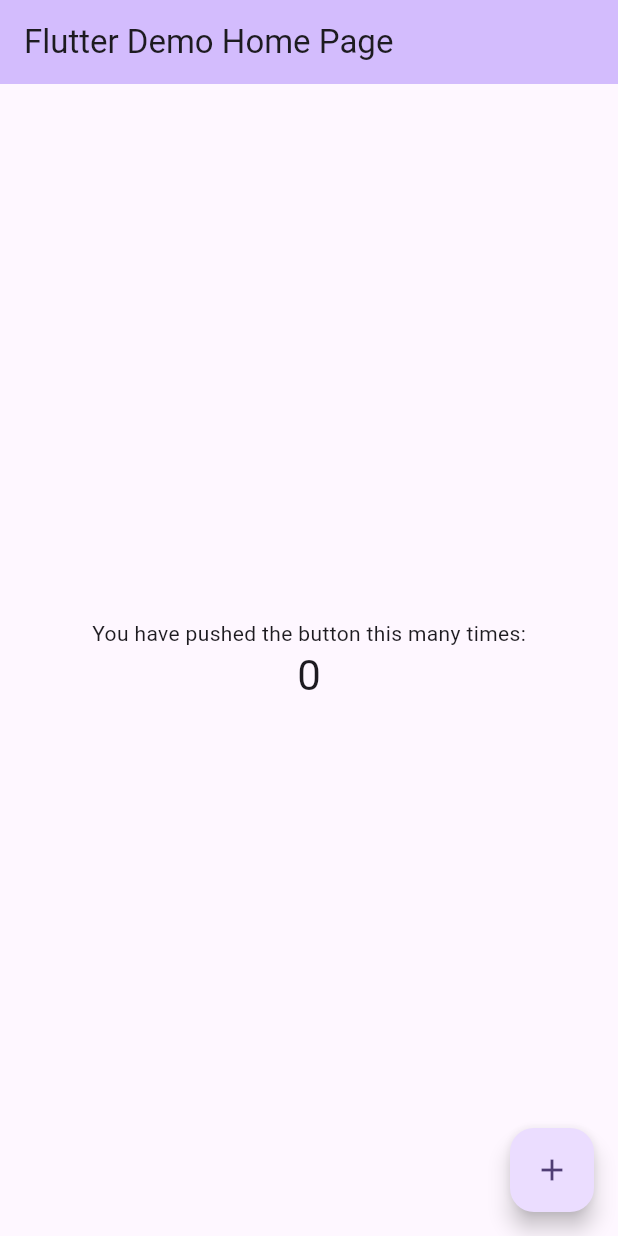
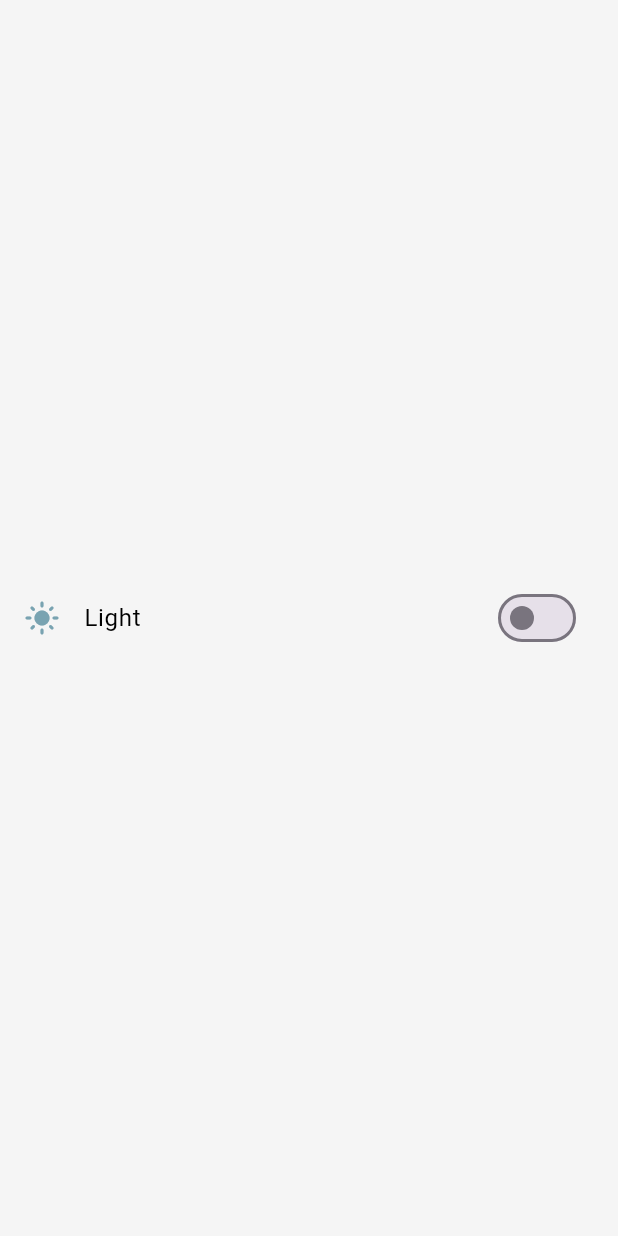
Before and after one commit to nggiahuy09/news_app, a Flutter app: the screen it shows after launch, on a phone screen of 412 x 824 dp. Run offline on Flutter 3.47's test engine with Material 3 defaults, Android fonts, the phone set to English and light mode, and no system bars; our stand-ins replace shared_preferences.

Commit message:
add folder structure and switch theme

```diff
--- /dev/null
+++ b/lib/consts/global_colors.dart
@@ -0,0 +1,15 @@
+import 'package:flutter/material.dart';
+
+// Light theme
+Color lightScaffoldColor = const Color(0xFFF5F5F5);
+Color lightCardColor = const Color(0xFFFfFFFf); //F0FFFF
+Color lightBackgroundColor = const Color(0xFFD0E8F2);
+Color lightIconsColor = const Color(0xFF79A3B1);
+Color lightTextColor = Colors.black;
+
+// Dark theme
+Color darkScaffoldColor = const Color(0xFF1A1A2E);
+Color darkCardColor = const Color(0xFF001429);
+Color darkBackgroundColor = const Color(0xFF0F3460);
+Color darkIconsColor = const Color(0xFFE94560);
+Color darkTextColor = Colors.white;
--- /dev/null
+++ b/lib/consts/theme_data.dart
@@ -0,0 +1,29 @@
+import 'package:flutter/material.dart';
+import 'global_colors.dart';
+
+class Styles {
+  static ThemeData themeData(bool isDarkTheme, BuildContext context) {
+    return ThemeData(
+      scaffoldBackgroundColor:
+          isDarkTheme ? darkScaffoldColor : lightScaffoldColor,
+      primaryColor: isDarkTheme ? darkCardColor : lightCardColor,
+      // backgroundColor: isDarkTheme ? darkBackgroundColor : lightBackgroundColor,
+      hintColor: isDarkTheme ? Colors.grey.shade400 : Colors.grey.shade700,
+      textSelectionTheme: TextSelectionThemeData(
+        cursorColor: isDarkTheme ? Colors.white : Colors.black,
+        selectionColor: Colors.blue,
+        // selectionHandleColor: Colors.blue,
+      ),
+      textTheme: Theme.of(context).textTheme.apply(
+            bodyColor: isDarkTheme ? Colors.white : Colors.black,
+            displayColor: isDarkTheme ? Colors.white : Colors.black,
+          ),
+      cardColor: isDarkTheme ? darkCardColor : lightCardColor,
+      brightness: isDarkTheme ? Brightness.dark : Brightness.light,
+      colorScheme: ThemeData().colorScheme.copyWith(
+            secondary: isDarkTheme ? darkIconsColor : lightIconsColor,
+            brightness: isDarkTheme ? Brightness.dark : Brightness.light,
+          ),
+    );
+  }
+}
--- a/lib/main.dart
+++ b/lib/main.dart
@@ -1,125 +1,60 @@
+// Packages
 import 'package:flutter/material.dart';
+import 'package:provider/provider.dart';
+// Screens
+import 'screens/home_screen.dart';
+// Const
+import 'consts/theme_data.dart';
+// Providers
+import 'providers/theme_provider.dart';
 
 void main() {
   runApp(const MyApp());
 }
 
-class MyApp extends StatelessWidget {
+class MyApp extends StatefulWidget {
   const MyApp({super.key});
 
-  // This widget is the root of your application.
   @override
-  Widget build(BuildContext context) {
-    return MaterialApp(
-      title: 'Flutter Demo',
-      theme: ThemeData(
-        // This is the theme of your application.
-        //
-        // TRY THIS: Try running your application with "flutter run". You'll see
-        // the application has a purple toolbar. Then, without quitting the app,
-        // try changing the seedColor in the colorScheme below to Colors.green
-        // and then invoke "hot reload" (save your changes or press the "hot
-        // reload" button in a Flutter-supported IDE, or press "r" if you used
-        // the command line to start the app).
-        //
-        // Notice that the counter didn't reset back to zero; the application
-        // state is not lost during the reload. To reset the state, use hot
-        // restart instead.
-        //
-        // This works for code too, not just values: Most code changes can be
-        // tested with just a hot reload.
-        colorScheme: ColorScheme.fromSeed(seedColor: Colors.deepPurple),
-        useMaterial3: true,
-      ),
-      home: const MyHomePage(title: 'Flutter Demo Home Page'),
-    );
-  }
+  State<MyApp> createState() => _MyAppState();
 }
 
-class MyHomePage extends StatefulWidget {
-  const MyHomePage({super.key, required this.title});
-
-  // This widget is the home page of your application. It is stateful, meaning
-  // that it has a State object (defined below) that contains fields that affect
-  // how it looks.
-
-  // This class is the configuration for the state. It holds the values (in this
-  // case the title) provided by the parent (in this case the App widget) and
-  // used by the build method of the State. Fields in a Widget subclass are
-  // always marked "final".
-
-  final String title;
+class _MyAppState extends State<MyApp> {
+  // Need it to access the theme Provider
+  ThemeProvider themeChangeProvider = ThemeProvider();
 
   @override
-  State<MyHomePage> createState() => _MyHomePageState();
-}
+  void initState() {
+    getCurrentAppTheme();
+    super.initState();
+  }
 
-class _MyHomePageState extends State<MyHomePage> {
-  int _counter = 0;
-
-  void _incrementCounter() {
-    setState(() {
-      // This call to setState tells the Flutter framework that something has
-      // changed in this State, which causes it to rerun the build method below
-      // so that the display can reflect the updated values. If we changed
-      // _counter without calling setState(), then the build method would not be
-      // called again, and so nothing would appear to happen.
-      _counter++;
-    });
+  // Fetch the current theme
+  void getCurrentAppTheme() async {
+    themeChangeProvider.setDarkTheme =
+        await themeChangeProvider.darkThemePreferences.getTheme();
   }
 
   @override
   Widget build(BuildContext context) {
-    // This method is rerun every time setState is called, for instance as done
-    // by the _incrementCounter method above.
-    //
-    // The Flutter framework has been optimized to make rerunning build methods
-    // fast, so that you can just rebuild anything that needs updating rather
-    // than having to individually change instances of widgets.
-    return Scaffold(
-      appBar: AppBar(
-        // TRY THIS: Try changing the color here to a specific color (to
-        // Colors.amber, perhaps?) and trigger a hot reload to see the AppBar
-        // change color while the other colors stay the same.
-        backgroundColor: Theme.of(context).colorScheme.inversePrimary,
-        // Here we take the value from the MyHomePage object that was created by
-        // the App.build method, and use it to set our appbar title.
-        title: Text(widget.title),
-      ),
-      body: Center(
-        // Center is a layout widget. It takes a single child and positions it
-        // in the middle of the parent.
-        child: Column(
-          // Column is also a layout widget. It takes a list of children and
-          // arranges them vertically. By default, it sizes itself to fit its
-          // children horizontally, and tries to be as tall as its parent.
-          //
-          // Column has various properties to control how it sizes itself and
-          // how it positions its children. Here we use mainAxisAlignment to
-          // center the children vertically; the main axis here is the vertical
-          // axis because Columns are vertical (the cross axis would be
-          // horizontal).
-          //
-          // TRY THIS: Invoke "debug painting" (choose the "Toggle Debug Paint"
-          // action in the IDE, or press "p" in the console), to see the
-          // wireframe for each widget.
-          mainAxisAlignment: MainAxisAlignment.center,
-          children: <Widget>[
-            const Text(
-              'You have pushed the button this many times:',
-            ),
-            Text(
-              '$_counter',
-              style: Theme.of(context).textTheme.headlineMedium,
-            ),
-          ],
-        ),
-      ),
-      floatingActionButton: FloatingActionButton(
-        onPressed: _incrementCounter,
-        tooltip: 'Increment',
-        child: const Icon(Icons.add),
-      ), // This trailing comma makes auto-formatting nicer for build methods.
+    return MultiProvider(
+      providers: [
+        ChangeNotifierProvider(create: (_) {
+          // Notify about theme changes
+          return themeChangeProvider;
+        }),
+      ],
+      child:
+          //Notify about theme changes
+          Consumer<ThemeProvider>(builder: (context, themeChangeProvider, ch) {
+        return MaterialApp(
+          debugShowCheckedModeBanner: false,
+          title: 'Blog',
+          theme: Styles.themeData(themeChangeProvider.getDarkTheme, context),
+          home: const HomeScreen(),
+          routes: const {},
+        );
+      }),
     );
   }
 }
--- /dev/null
+++ b/lib/providers/theme_provider.dart
@@ -0,0 +1,14 @@
+import 'package:flutter/material.dart';
+import '../services/dark_theme_preferences.dart';
+
+class ThemeProvider with ChangeNotifier {
+  ThemePreferences darkThemePreferences = ThemePreferences();
+  bool _darkTheme = false;
+  bool get getDarkTheme => _darkTheme;
+
+  set setDarkTheme(bool value) {
+    _darkTheme = value;
+    darkThemePreferences.setDarkTheme(value);
+    notifyListeners();
+  }
+}
--- /dev/null
+++ b/lib/screens/home_screen.dart
@@ -0,0 +1,40 @@
+import 'package:flutter/material.dart';
+import 'package:news_app/consts/global_colors.dart';
+import 'package:provider/provider.dart';
+import '../providers/theme_provider.dart';
+
+class HomeScreen extends StatefulWidget {
+  const HomeScreen({super.key});
+
+  @override
+  State<HomeScreen> createState() => _HomeScreenState();
+}
+
+class _HomeScreenState extends State<HomeScreen> {
+  @override
+  Widget build(BuildContext context) {
+    final themeProvider = Provider.of<ThemeProvider>(context);
+    return Scaffold(
+      body: Center(
+        child: SwitchListTile(
+          title: Text(
+            themeProvider.getDarkTheme ? 'Dark' : 'Light',
+            style: TextStyle(
+                color:
+                    themeProvider.getDarkTheme ? darkTextColor : lightTextColor),
+          ),
+          secondary: Icon(
+            themeProvider.getDarkTheme ? Icons.dark_mode : Icons.light_mode,
+            color: Theme.of(context).colorScheme.secondary,
+          ),
+          value: themeProvider.getDarkTheme,
+          onChanged: (bool value) {
+            setState(() {
+              themeProvider.setDarkTheme = value;
+            });
+          },
+        ),
+      ),
+    );
+  }
+}
--- /dev/null
+++ b/lib/services/dark_theme_preferences.dart
@@ -0,0 +1,18 @@
+import 'package:shared_preferences/shared_preferences.dart';
+
+class ThemePreferences {
+  static const THEME_STATUS = "THEMESTATUS";
+
+  setDarkTheme(bool value) async {
+    SharedPreferences prefs = await SharedPreferences.getInstance();
+    prefs.setBool(THEME_STATUS, value);
+  }
+
+  Future<bool> getTheme() async {
+    SharedPreferences prefs = await SharedPreferences.getInstance();
+    return prefs.getBool(
+          THEME_STATUS,
+        ) ??
+        false;
+  }
+}
```
Also changed, not shown: pubspec.yaml (+12 -3 lines), assets/images/bookmark.png (added), assets/images/empty_image.png (added), assets/images/newspaper.png (added), assets/images/no_news.png (added), assets/images/search.png (added), pubspec.lock, 1 other file.
